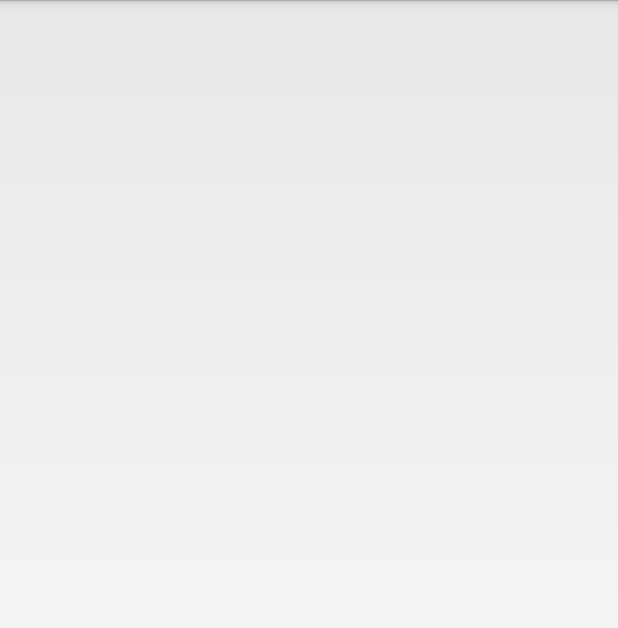
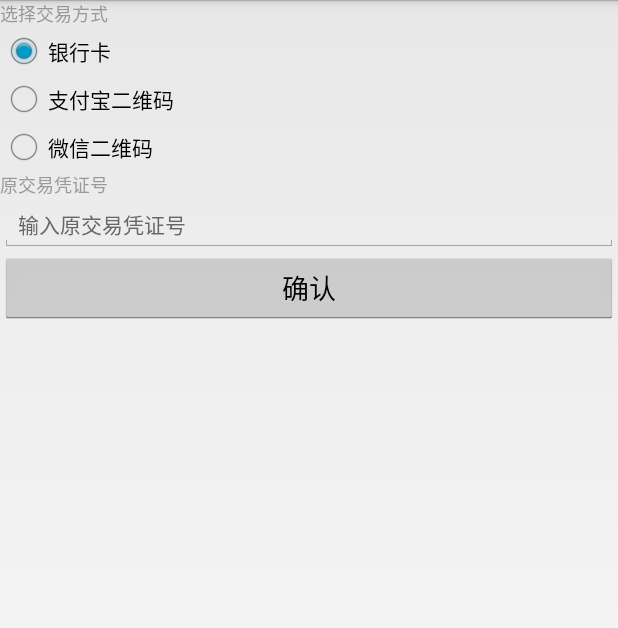
Before and after one commit to chuwuwang/sunmi-export-api-demo, an Android app: the RevokeActivity screen opened directly, with no data from a screen before it, on a phone screen of 412 x 824 dp. Shown: the top 628 px of the screen. Run offline under Robolectric (Android 15) with nearby library versions, the phone set to English and light mode, and no system bars.

Commit message:
交易撤销

```diff
--- a/L3Demo/app/src/main/java/sunmi/l3demo/RevokeActivity.java
+++ b/L3Demo/app/src/main/java/sunmi/l3demo/RevokeActivity.java
@@ -1,15 +1,82 @@
 package sunmi.l3demo;
 
 import android.app.Activity;
+import android.content.Intent;
+import android.content.pm.PackageManager;
+import android.content.pm.ResolveInfo;
 import android.os.Bundle;
+import android.view.View;
+import android.widget.Button;
+import android.widget.EditText;
+import android.widget.RadioButton;
+import android.widget.Toast;
+
+import java.util.List;
 
 /**
  * Created by xurong on 2017/5/15.
  */
 
-public class RevokeActivity extends Activity {
+public class RevokeActivity extends Activity implements View.OnClickListener {
+    private RadioButton bank_card_rb;
+    private RadioButton alipay_scan_rb;
+    private RadioButton wechat_scan_rb;
+    private EditText input_ori_voucher_no;
+    private Button ok_btn;
+
     @Override
     protected void onCreate(Bundle savedInstanceState) {
         super.onCreate(savedInstanceState);
+        setContentView(R.layout.activity_revoke);
+        bank_card_rb = (RadioButton) findViewById(R.id.bank_card_rb);
+        alipay_scan_rb = (RadioButton) findViewById(R.id.alipay_scan_rb);
+        wechat_scan_rb = (RadioButton) findViewById(R.id.wechat_scan_rb);
+        input_ori_voucher_no = (EditText) findViewById(R.id.input_ori_voucher_no);
+        ok_btn = (Button) findViewById(R.id.ok_btn);
+        ok_btn.setOnClickListener(this);
+    }
+
+    private int getType() {
+        int paymentType;
+        if (bank_card_rb.isChecked()) {
+            paymentType = 0;
+        } else if (alipay_scan_rb.isChecked()) {
+            paymentType = 1;
+        } else {
+            paymentType = 2;
+        }
+        return paymentType;
+    }
+
+    @Override
+    public void onClick(View v) {
+        //支付类型
+        int paymentType = getType();
+        // 原交易凭证号
+        String voucherNo = input_ori_voucher_no.getText().toString();
+
+        Intent intent = new Intent("sunmi.payment.L3");
+        intent.putExtra("transId", "L3 demo transId");
+        intent.putExtra("transType", 1);
+        intent.putExtra("paymentType", paymentType);
+        intent.putExtra("oriVoucherNo", voucherNo);//如果有值则会直接跳转到刷卡界面，为""则跳转到选择交易列表界面
+        intent.putExtra("appId", getPackageName());
+        if (isIntentExisting(intent)) {
+            startActivity(intent);
+        } else {
+            Toast.makeText(this, "此机器上没有安装L3应用", Toast.LENGTH_SHORT).show();
+        }
+
+    }
+
+    public boolean isIntentExisting(Intent intent) {
+        final PackageManager packageManager = getPackageManager();
+        List<ResolveInfo> resolveInfo =
+                packageManager.queryIntentActivities(intent,
+                        PackageManager.MATCH_DEFAULT_ONLY);
+        if (resolveInfo.size() > 0) {
+            return true;
+        }
+        return false;
     }
 }
--- /dev/null
+++ b/L3Demo/app/src/main/res/layout/activity_revoke.xml
@@ -0,0 +1,70 @@
+<?xml version="1.0" encoding="utf-8"?>
+<LinearLayout xmlns:android="http://schemas.android.com/apk/res/android"
+    android:layout_width="match_parent"
+    android:layout_height="match_parent"
+    android:orientation="vertical">
+
+    <TextView
+        android:layout_width="wrap_content"
+        android:layout_height="wrap_content"
+        android:text="@string/select_mode_payment"
+        android:textColor="#999999"
+        android:textSize="12sp" />
+
+    <RadioGroup
+        android:id="@+id/mode_payment_rg"
+        android:layout_width="match_parent"
+        android:layout_height="wrap_content"
+        android:contentDescription="@string/select_mode_payment"
+        android:orientation="vertical">
+
+        <RadioButton
+            android:id="@+id/bank_card_rb"
+            android:layout_width="wrap_content"
+            android:layout_height="wrap_content"
+            android:checked="true"
+            android:text="@string/bank_card"
+            android:textColor="#000000"
+            android:textSize="14dp" />
+
+        <RadioButton
+            android:id="@+id/alipay_scan_rb"
+            android:layout_width="wrap_content"
+            android:layout_height="wrap_content"
+            android:text="@string/alipay_code"
+            android:textColor="#000000"
+            android:textSize="14dp" />
+
+        <RadioButton
+            android:id="@+id/wechat_scan_rb"
+            android:layout_width="wrap_content"
+            android:layout_height="wrap_content"
+            android:text="@string/wechat_code"
+            android:textColor="#000000"
+            android:textSize="14dp" />
+    </RadioGroup>
+
+    <TextView
+        android:layout_width="wrap_content"
+        android:layout_height="wrap_content"
+        android:text="@string/ori_voucher_no"
+        android:textColor="#999999"
+        android:textSize="12sp" />
+
+    <EditText
+        android:id="@+id/input_ori_voucher_no"
+        android:layout_width="match_parent"
+        android:layout_height="wrap_content"
+        android:hint="@string/input_ori_voucher_no"
+        android:inputType="number"
+        android:maxLength="9"
+        android:textColor="#000000"
+        android:textColorHint="#666666"
+        android:textSize="14dp" />
+
+    <Button
+        android:id="@+id/ok_btn"
+        android:layout_width="match_parent"
+        android:layout_height="wrap_content"
+        android:text="@string/ok" />
+</LinearLayout>
--- a/L3Demo/app/src/main/res/values/strings.xml
+++ b/L3Demo/app/src/main/res/values/strings.xml
@@ -1,5 +1,6 @@
 <resources>
     <string name="app_name">L3Demo</string>
+    <!--消费-->
     <string name="select_mode_payment">选择交易方式</string>
     <string name="input_money">输入交易金额(单位：分)</string>
     <string name="bank_card">银行卡</string>
@@ -8,8 +9,11 @@
     <string name="wechat_code">微信二维码</string>
     <string name="alipay_code">支付宝二维码</string>
     <string name="ok">确认</string>
-    <string name="input_ori_voucher_no">输入原交易流水号</string>
+    <string name="input_ori_voucher_no">输入原交易凭证号</string>
     <string name="input_ori_reference_no">输入原交易参考号</string>
     <string name="input_ori_date">输入原交易日期</string>
     <string name="user_optional">用户自选</string>
+    <!-- 撤销-->
+    <string name="consume_revoke">消费撤销</string>
+    <string name="ori_voucher_no">原交易凭证号</string>
 </resources>
```
Also changed, not shown: L3Demo/app/src/main/java/sunmi/l3demo/MainActivity.java (+4 -23 lines), L3Demo/app/src/main/res/layout/activity_main.xml (+2 -22 lines).
